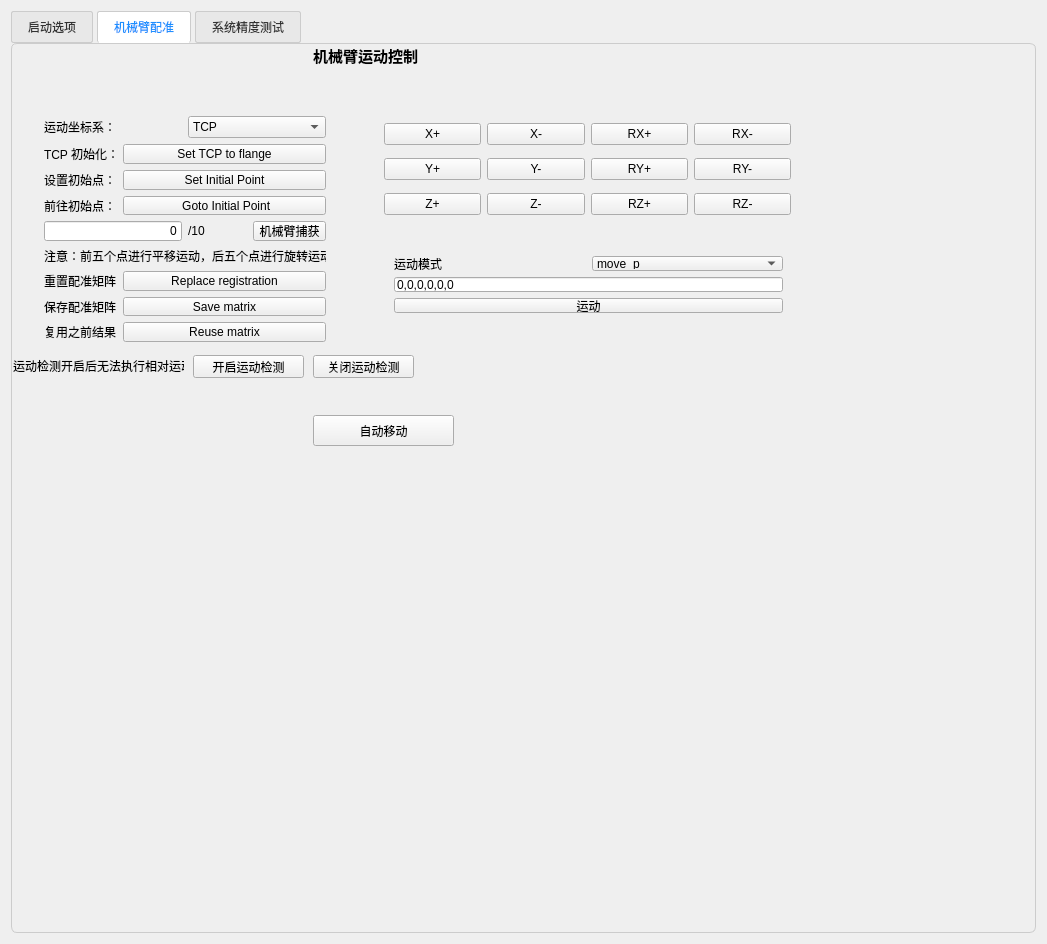
First picture: the form in Plugins/org.mitk.lancet.hansrobot/src/internal/HansRobotControls.ui, repository zhaomengxiao/LancetMITK-Adition, before the edit.
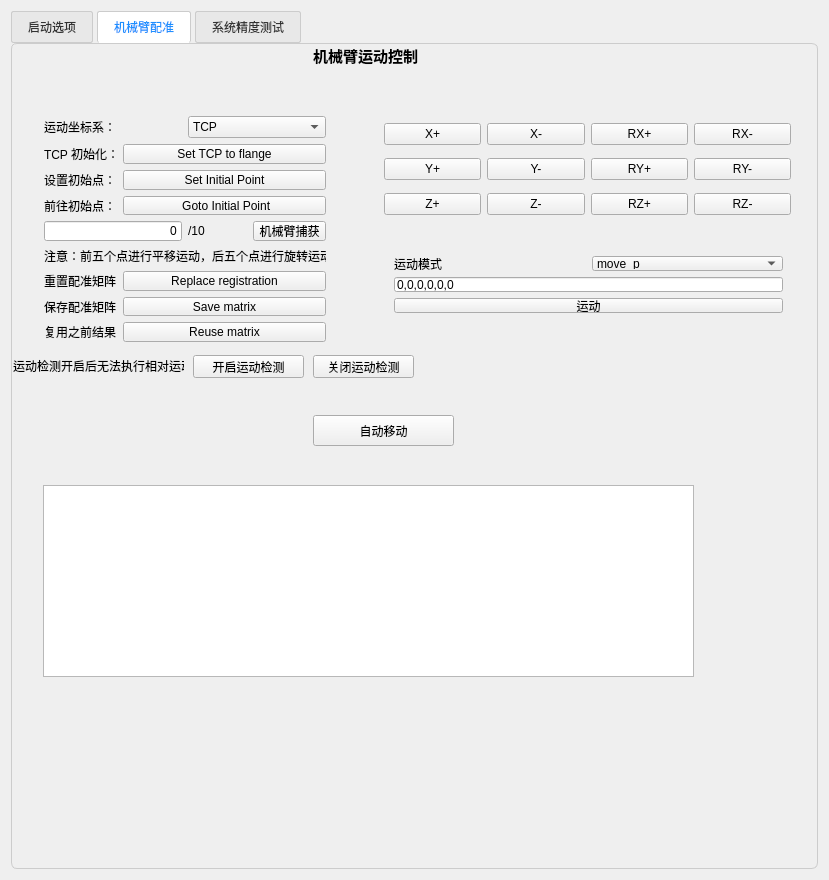
Second picture: the form after the edit. Custom widgets are drawn as their Qt base class.

```diff
--- a/Plugins/org.mitk.lancet.hansrobot/src/internal/HansRobotControls.ui
+++ b/Plugins/org.mitk.lancet.hansrobot/src/internal/HansRobotControls.ui
@@ -6,8 +6,8 @@
    <rect>
     <x>0</x>
     <y>0</y>
-    <width>1047</width>
-    <height>944</height>
+    <width>829</width>
+    <height>880</height>
    </rect>
   </property>
   <property name="minimumSize">
@@ -923,6 +923,16 @@
         <string>运动检测开启后无法执行相对运动</string>
        </property>
       </widget>
+      <widget class="QTextBrowser" name="textBrowser_hans">
+       <property name="geometry">
+        <rect>
+         <x>30</x>
+         <y>440</y>
+         <width>651</width>
+         <height>192</height>
+        </rect>
+       </property>
+      </widget>
      </widget>
      <widget class="QWidget" name="tab_6">
       <attribute name="title">
```
